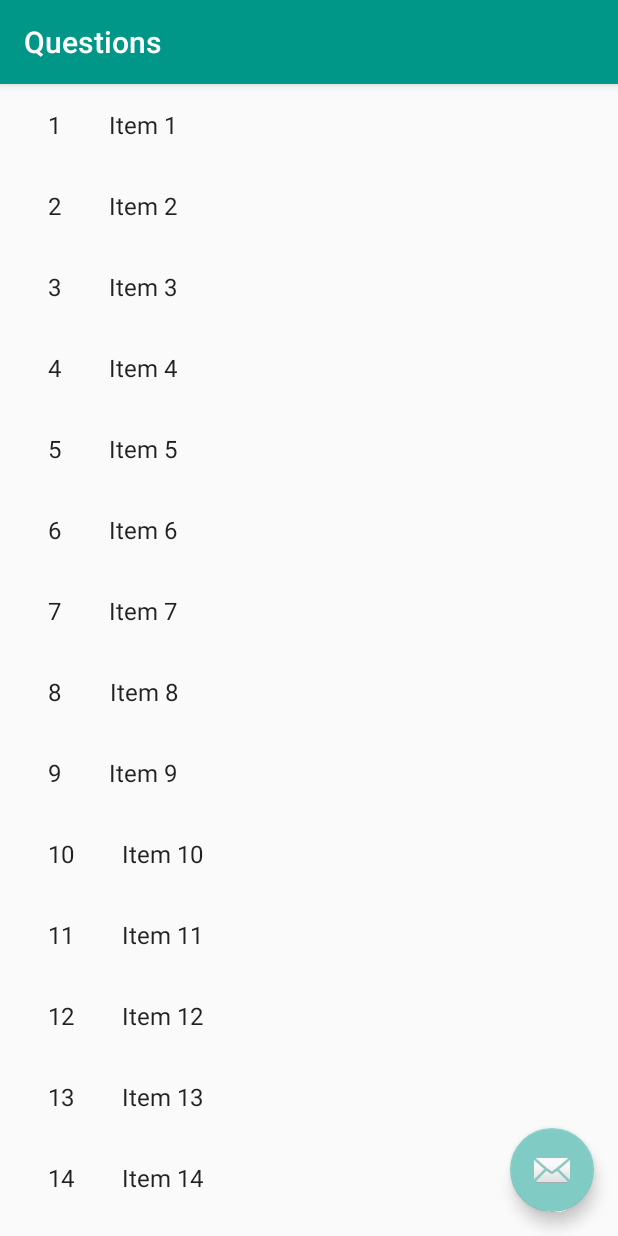
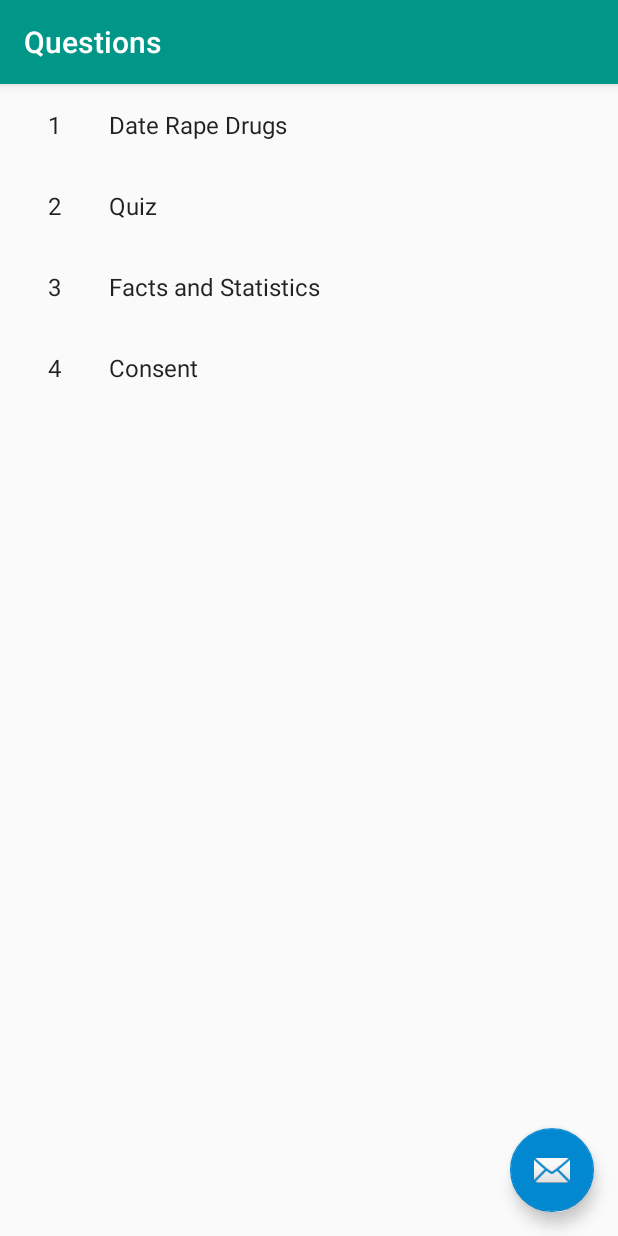
Before and after one commit to dqian96/sayfe, an Android app: the screen it shows after launch (QuestionListActivity), after a tap on "have questions", on a phone screen of 412 x 824 dp. Run offline under Robolectric (Android 15) with nearby library versions, the phone set to English and light mode, and no system bars.

Commit message:
Questions Activity

```diff
--- a/app/src/main/java/ca/sayfe/sayfe/MainActivity.java
+++ b/app/src/main/java/ca/sayfe/sayfe/MainActivity.java
@@ -5,7 +5,7 @@ import android.support.v7.app.AppCompatActivity;
 import android.os.Bundle;
 import android.view.View;
 import android.widget.Button;
-
+//Homepage for the application
 public class MainActivity extends AppCompatActivity {
 
     @Override
--- /dev/null
+++ b/app/src/main/java/ca/sayfe/sayfe/QuestionDatabase/QuestionDatabase.java
@@ -0,0 +1,141 @@
+package ca.sayfe.sayfe.QuestionDatabase;
+
+import java.util.ArrayList;
+import java.util.HashMap;
+import java.util.List;
+import java.util.Map;
+
+/**
+ * Helper class for providing content for user interfaces (helper classes lump together a sequence of operations into one
+ * class to make them reusable
+ */
+public class QuestionDatabase {
+
+    //A list of Questions objects
+    public static final List<Questions> QUESTIONS = new ArrayList<Questions>();
+
+    //A map of Questions, by ID
+    public static final Map<String, Questions> QUESTIONS_MAP = new HashMap<String, Questions>();
+
+    //Database
+    public static final Map<String, String> DATABASE = new HashMap<String, String>();
+
+    //Number of Questions
+    private static final int COUNT = 4;
+
+    static {
+        DATABASE.put("Quiz",
+                "Determine whether or not the following scenarios are examples of sexual assault/harassment. For each, indicate whether the scenario reflects consent or not.\n" +
+                        "1. A high school student shows up to class and a group of boys and girls start commenting on the length of her shorts, calling her names, and saying she looks “slutty”.\n" +
+                        "This is an example of verbal harassment. The group has no reason to discuss the student’s clothing choices, and by using objectifying language they are making her feel uncomfortable.\n" +
+                        "\n" +
+                        "2. Someone at a concert is talking to someone else they are interested in. They move closer and start touching the other person inappropriately. When the other person pushes them away, they explain that they interpreted their body language as wanting sex.\n" +
+                        "This is more than just a misunderstanding, it is an example of sexual assault. Body language is in no way a substitute for verbal consent, and the person did not allow the other person to touch them.\n" +
+                        "\n" +
+                        "3. Two friends are at a party playing beer pong against one another. After the game is over, they engage in conversation and one of them starts kissing the other. The person being kissed does nothing to stop this from happening.  \n" +
+                        "Regardless of whether or not the person said yes, being intoxicated means the person is not in a frame of mind to give legal consent.\n" +
+                        "\n" +
+                        "4. A married couple come home after a long day at work. One partner decides to go to bed right away, while the other takes their time getting ready. The sleeping partner wakes up to find the other partner feeling them, and trying to get them “in the mood”.\n" +
+                        "Being in a relationship with someone doesn’t mean you have automatic rights to their body. No matter how long you have been together, each party must still consent to any sexual activity.\n" +
+                        "\n" +
+                        "5. Two people mutually decide to have sex. Part way through one of them gets scared and decides they aren’t into it anymore. The other person continues while trying to convince them that they will enjoy it.\n" +
+                        "Everyone has the right to change their mind, even if they agreed initially. Consent is an ongoing process and can be revoked at any point. Even though this started as consensual sex, it became sexual assault once the second person tried to stop it.\n" +
+                        "\n" +
+                        "6. A person is walking down the sidewalk of a busy street when someone across the road whistles at them. They ignore the whistle and continue walking, but the person continues to whistle.\n" +
+                        "This is an example of sexual harassment.\n" +
+                        "\n" +
+                        "7. At a busy club, a group of friends are dancing together and having fun. In an effort to get through the group, a person walks by one of the friends, obviously touching them on the chest.\n" +
+                        "Being in an atmosphere such as a club does not excuse any non-consensual sexual behaviour. Regardless of whether or not it is the norm to voluntarily touch people in situations like this, it is still sexual assault.\n" +
+                        "\n" +
+                        "8. A couple that has been dating for 4 months decide they want to have sex. Both parties say yes.\n" +
+                        "The fact that the decision to have sex was verbally agreed upon by both people in the relationship means that this is an example of consensual sex. Only yes means yes.");
+
+        DATABASE.put("Date Rape Drugs",
+                "Alcohol:\n" +
+                        "·Is the most widely used date rape drug\n" +
+                        "·Being intoxicated means you cannot consent\n" +
+                        "·If you think this has happened to you, it is best to go to the hospital, and if you do, don’t urinate beforehand so that your urine can be tested in case there are remaining traces of the drug\n" +
+                        "Rohypnol/Roofies:\n" +
+                        "·Appearance: colourless, odorless pill that dissolves into liquids\n" +
+                        "·Symptoms: sometimes felt within half an hour; slurred speech, trouble standing, loss of muscle control, nausea, confusion, feeling paralyzed\n" +
+                        "·How long it lasts: up to several hours; you might also wake up with a headache, unable to remember parts of the night\n" +
+                        "·If you think this has happened to you, it is best to go to the hospital, and if you do, don’t urinate beforehand so that your urine can be tested in case there are remaining traces of the drug\n" +
+                        "GHB:\n" +
+                        "·Appearance: odourless, colourless liquid or powder; usually added to drinks, in which case the drink may have a slight salty taste, although this is less likely with sugary drinks\n" +
+                        "·Symptoms: can begin to have effects after 15 minutes;  nausea, drowsiness, dizziness, vomiting, tremors, sweating, vomiting, slow heart rate, dream-like feeling, breathing problems, loss of consciousness, problems seeing, and not remembering what happened while drugged later on\n" +
+                        "·How long it lasts: can last as long as 3-4 hours and completely leaves the body after 12 hours\n" +
+                        "Ketamine:\n" +
+                        "·Appearance: powder or liquid\n" +
+                        "·Symptoms: inability to move or to remember what happened later; distorted perceptions of space and time, nausea and vomiting, out of body experiences, slurred speech, breathing or memory problems, convulsions, numbness, increased aggressiveness\n");
+
+        DATABASE.put("Consent",
+                "Consent is in place when there is a clear agreement to engage in a specific activity from both parties. \n"+
+                        "Consent cannot be given when:\n"+
+                        "Someone is incapacitated, whether due to drugs or alcohol or for any other reason\n"+
+                        "Someone is unconscious or asleep\n"+
+                        "Someone is under the age of consent (in Canada, there is some flexibility for peers aged 12-16, but 16 is the official age of consent, although the law also protects those under 18 from exploitation\n"+
+                        "One person holds a position of power or authority over the other\n"+
+                        "\n"+
+                        "In Canadian law, the absence of a “no” does not mean “yes”; consent has to be affirmative and ongoing, meaning that consent to one activity does not mean consent to anything else. \n"+
+                        "You can also change your mind at any point- consent can be revoked at any point after it has been given. Furthermore, consent to one sexual act does not imply or provide consent for further sexual acts.\n");
+
+        DATABASE.put("Facts and Statistics",
+                "Of every 100 incidents of sexual assault, only 6 are reported to the police\n"+
+                        "\u00B7 1 - 2% of \"date rape\" sexual assaults are reported to the police\n"+
+                        "· 1 in 4 North American women will be sexually assaulted during their lifetime\n"+
+                        "· 11% of women have physical injury resulting for sexual assault\n"+
+                        "· Only 2 - 4% of all sexual assaults reported are false reports\n"+
+                        "· 60% of sexual abuse/assault victims are under the age of 17\n"+
+                        "· over 80% of sex crime victims are women\n"+
+                        "· 80% of sexual assault incidents occur in the home\n"+
+                        "· 17% of girls under 16 have experienced some form of incest\n"+
+                        "· 83% of disabled women will be sexual assaulted during their lifetime\n"+
+                        "· 15% of sexual assault victims are boys under 16\n"+
+                        "· half of all sexual offenders are married or in long term relationships\n"+
+                        "· 57% of aboriginal women have been sexually abused\n"+
+                        "· 1/5th of all sexual assaults involve a weapon of some sort\n"+
+                        "· 80% of assailants are friends and family of the victim\n");
+
+        int counter = 1;
+        // Add some questions
+        for (Map.Entry<String, String> entry : DATABASE.entrySet())
+        {
+            addQuestion(createQuestionItem(counter, entry.getKey(), entry.getValue()));
+            counter += 1;
+        }
+
+    }
+
+
+
+    private static void addQuestion(Questions question) {
+        QUESTIONS.add(question);
+        QUESTIONS_MAP.put(question.id, question);
+    }
+
+    //Questions constructor
+    private static Questions createQuestionItem(int position, String content, String details ) {
+        return new Questions(String.valueOf(position), content , details);
+    }
+
+
+    /**
+     * The Question class (blueprint for question objects)
+     */
+    public static class Questions {
+        public final String id;
+        public final String content;
+        public final String details;
+        //constructor
+        public Questions(String id, String content, String details) {
+            this.id = id;
+            this.content = content;
+            this.details = details;
+        }
+
+        @Override
+        public String toString() {
+            return content;
+        }
+    }
+}
--- a/app/src/main/java/ca/sayfe/sayfe/QuestionDetailFragment.java
+++ b/app/src/main/java/ca/sayfe/sayfe/QuestionDetailFragment.java
@@ -9,7 +9,7 @@ import android.view.View;
 import android.view.ViewGroup;
 import android.widget.TextView;
 
-import ca.sayfe.sayfe.dummy.DummyContent;
+import ca.sayfe.sayfe.QuestionDatabase.QuestionDatabase;
 
 /**
  * A fragment representing a single Question detail screen.
@@ -25,9 +25,9 @@ public class QuestionDetailFragment extends Fragment {
     public static final String ARG_ITEM_ID = "item_id";
 
     /**
-     * The dummy content this fragment is presenting.
+     * The  content this fragment is presenting.
      */
-    private DummyContent.DummyItem mItem;
+    private QuestionDatabase.Questions mItem;
 
     /**
      * Mandatory empty constructor for the fragment manager to instantiate the
@@ -41,10 +41,10 @@ public class QuestionDetailFragment extends Fragment {
         super.onCreate(savedInstanceState);
 
         if (getArguments().containsKey(ARG_ITEM_ID)) {
-            // Load the dummy content specified by the fragment
+            // Load the content specified by the fragment
             // arguments. In a real-world scenario, use a Loader
             // to load content from a content provider.
-            mItem = DummyContent.ITEM_MAP.get(getArguments().getString(ARG_ITEM_ID));
+            mItem = QuestionDatabase.QUESTIONS_MAP.get(getArguments().getString(ARG_ITEM_ID));
 
             Activity activity = this.getActivity();
             CollapsingToolbarLayout appBarLayout = (CollapsingToolbarLayout) activity.findViewById(R.id.toolbar_layout);
@@ -59,7 +59,7 @@ public class QuestionDetailFragment extends Fragment {
                              Bundle savedInstanceState) {
         View rootView = inflater.inflate(R.layout.question_detail, container, false);
 
-        // Show the dummy content as text in a TextView.
+        // Show the content as text in a TextView.
         if (mItem != null) {
             ((TextView) rootView.findViewById(R.id.question_detail)).setText(mItem.details);
         }
--- a/app/src/main/java/ca/sayfe/sayfe/QuestionListActivity.java
+++ b/app/src/main/java/ca/sayfe/sayfe/QuestionListActivity.java
@@ -16,7 +16,7 @@ import android.view.ViewGroup;
 import android.widget.TextView;
 
 
-import ca.sayfe.sayfe.dummy.DummyContent;
+import ca.sayfe.sayfe.QuestionDatabase.QuestionDatabase;
 
 import java.util.List;
 
@@ -68,15 +68,15 @@ public class QuestionListActivity extends AppCompatActivity {
     }
 
     private void setupRecyclerView(@NonNull RecyclerView recyclerView) {
-        recyclerView.setAdapter(new SimpleItemRecyclerViewAdapter(DummyContent.ITEMS));
+        recyclerView.setAdapter(new SimpleItemRecyclerViewAdapter(QuestionDatabase.QUESTIONS));
     }
 
     public class SimpleItemRecyclerViewAdapter
             extends RecyclerView.Adapter<SimpleItemRecyclerViewAdapter.ViewHolder> {
 
-        private final List<DummyContent.DummyItem> mValues;
+        private final List<QuestionDatabase.Questions> mValues;
 
-        public SimpleItemRecyclerViewAdapter(List<DummyContent.DummyItem> items) {
+        public SimpleItemRecyclerViewAdapter(List<QuestionDatabase.Questions> items) {
             mValues = items;
         }
 
@@ -124,7 +124,7 @@ public class QuestionListActivity extends AppCompatActivity {
             public final View mView;
             public final TextView mIdView;
             public final TextView mContentView;
-            public DummyContent.DummyItem mItem;
+            public QuestionDatabase.Questions mItem;
 
             public ViewHolder(View view) {
                 super(view);
--- a/app/src/main/java/ca/sayfe/sayfe/SplashActivity.java
+++ b/app/src/main/java/ca/sayfe/sayfe/SplashActivity.java
@@ -27,6 +27,6 @@ public class SplashActivity extends Activity {
                 startActivity(intent);
                 finish();
             }
-        }, 5000);
+        }, 3000);
     }
 }
--- a/app/src/main/java/ca/sayfe/sayfe/dummy/DummyContent.java
+++ /dev/null
@@ -1,72 +0,0 @@
-package ca.sayfe.sayfe.dummy;
-
-import java.util.ArrayList;
-import java.util.HashMap;
-import java.util.List;
-import java.util.Map;
-
-/**
- * Helper class for providing sample content for user interfaces created by
- * Android template wizards.
- * <p/>
- * TODO: Replace all uses of this class before publishing your app.
- */
-public class DummyContent {
-
-    /**
-     * An array of sample (dummy) items.
-     */
-    public static final List<DummyItem> ITEMS = new ArrayList<DummyItem>();
-
-    /**
-     * A map of sample (dummy) items, by ID.
-     */
-    public static final Map<String, DummyItem> ITEM_MAP = new HashMap<String, DummyItem>();
-
-    private static final int COUNT = 25;
-
-    static {
-        // Add some sample items.
-        for (int i = 1; i <= COUNT; i++) {
-            addItem(createDummyItem(i));
-        }
-    }
-
-    private static void addItem(DummyItem item) {
-        ITEMS.add(item);
-        ITEM_MAP.put(item.id, item);
-    }
-
-    private static DummyItem createDummyItem(int position) {
-        return new DummyItem(String.valueOf(position), "Item " + position, makeDetails(position));
-    }
-
-    private static String makeDetails(int position) {
-        StringBuilder builder = new StringBuilder();
-        builder.append("Details about Item: ").append(position);
-        for (int i = 0; i < position; i++) {
-            builder.append("\nMore details information here.");
-        }
-        return builder.toString();
-    }
-
-    /**
-     * A dummy item representing a piece of content.
-     */
-    public static class DummyItem {
-        public final String id;
-        public final String content;
-        public final String details;
-
-        public DummyItem(String id, String content, String details) {
-            this.id = id;
-            this.content = content;
-            this.details = details;
-        }
-
-        @Override
-        public String toString() {
-            return content;
-        }
-    }
-}
--- a/app/src/main/res/drawable/round_button.xml
+++ b/app/src/main/res/drawable/round_button.xml
@@ -1,4 +1,5 @@
 <?xml version="1.0" encoding="utf-8"?>
+<!-- Design for the homepage buttons -->
 <shape xmlns:android="http://schemas.android.com/apk/res/android" android:shape="rectangle" >
     <corners
         android:radius="14dp"
@@ -18,6 +19,6 @@
         />
     <stroke
         android:width="3dp"
-        android:color="@color/colorAccent"
+        android:color="@color/strokeColor"
         />
 </shape>
--- a/app/src/main/res/layout/question_detail.xml
+++ b/app/src/main/res/layout/question_detail.xml
@@ -6,4 +6,5 @@
     android:layout_height="match_parent"
     android:padding="16dp"
     android:textIsSelectable="true"
-    tools:context="ca.sayfe.sayfe.QuestionDetailFragment" />
+    tools:context="ca.sayfe.sayfe.QuestionDetailFragment"
+    android:textSize="20sp" />
--- a/app/src/main/res/values/colors.xml
+++ b/app/src/main/res/values/colors.xml
@@ -3,7 +3,8 @@
     <!-- Sayfe Theme/Action Bar colors -->
     <color name="colorPrimary">#009688</color>
     <color name="colorPrimaryDark">#00695C</color>
-    <color name="colorAccent">#80CBC4</color>
+    <color name="colorAccent">#0288D1</color>
+    <color name="strokeColor">#E0F2F1</color>
 
     <!-- Custom color definitions -->
     <item name="blue" type="color">#FF33B5E5</item>
```
Also changed, not shown: app/src/main/res/mipmap-hdpi/ic_launcher.png, app/src/main/res/mipmap-hdpi/web.png (added), app/src/main/res/mipmap-mdpi/ic_launcher.png, app/src/main/res/mipmap-xhdpi/ic_launcher.png, app/src/main/res/mipmap-xxhdpi/ic_launcher.png, app/src/main/res/mipmap-xxxhdpi/ic_launcher.png.
